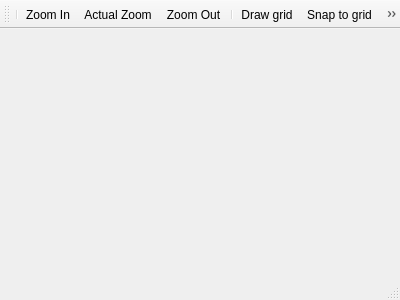
Before: the Qt Designer form mainwindow.ui in andryblack/Chipmunk-Sandbox, drawn with Qt 5.
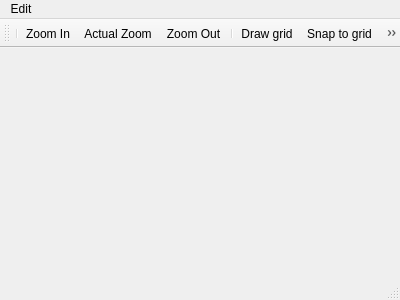
After: the same form once the commit is applied. Icons and pictures are not drawn.

```diff
--- a/mainwindow.ui
+++ b/mainwindow.ui
@@ -23,6 +23,14 @@
      <height>22</height>
     </rect>
    </property>
+   <widget class="QMenu" name="menuEdit">
+    <property name="title">
+     <string>Edit</string>
+    </property>
+    <addaction name="actionUndo"/>
+    <addaction name="actionRedo"/>
+   </widget>
+   <addaction name="menuEdit"/>
   </widget>
   <widget class="QToolBar" name="mainToolBar">
    <property name="allowedAreas">
```
Left out of the diff: 6 changed lines with no effect on the pictures.
